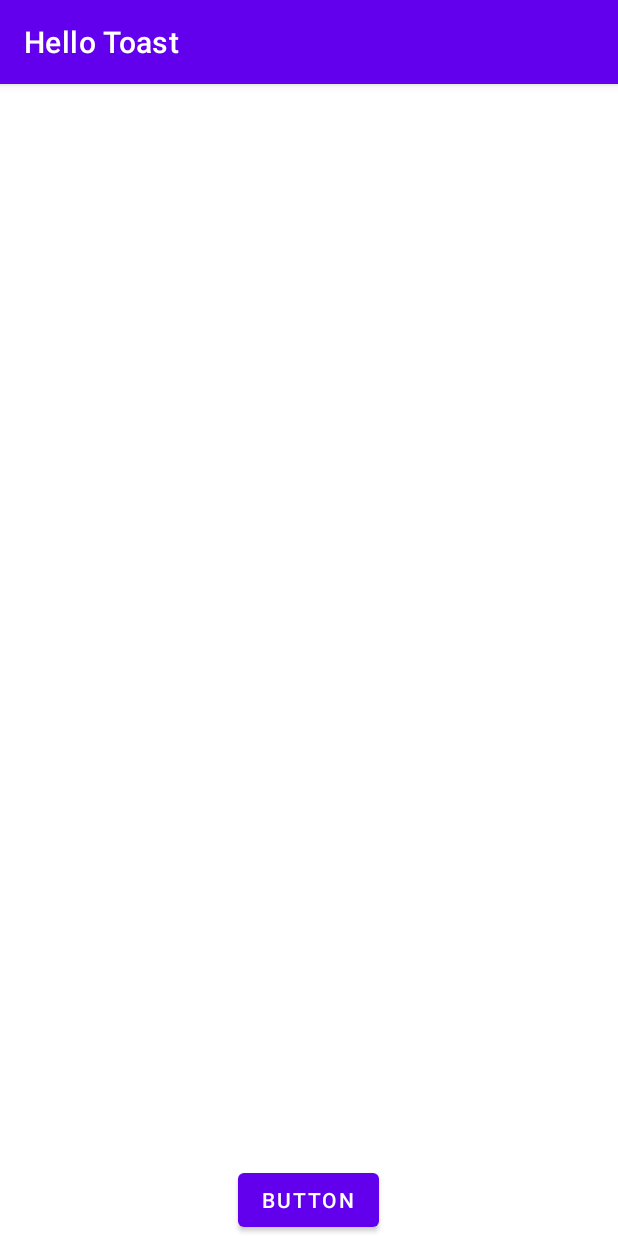
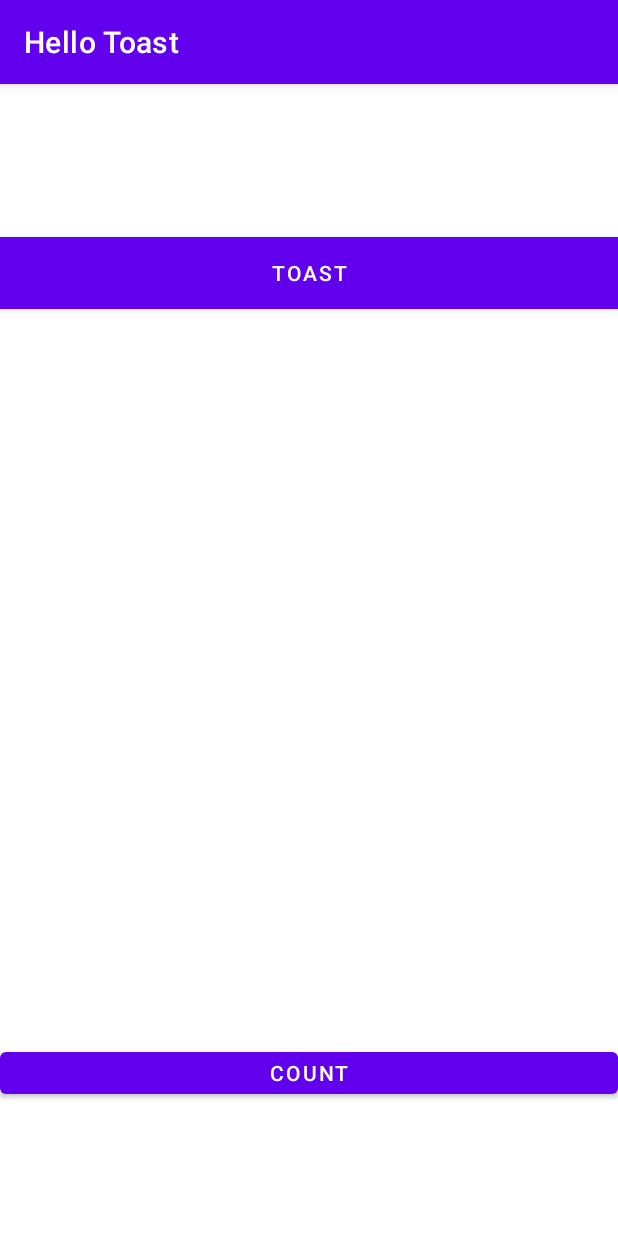
Before and after one commit to uniquemozilla22/Hello_toast_DMA, an Android app: the screen it shows after launch (MainActivity), on a phone screen of 412 x 824 dp. Run offline under Robolectric (Android 15) with nearby library versions, the phone set to English and light mode, and no system bars.

Commit message:
Task three Completed

```diff
--- a/app/src/main/res/layout/activity_main.xml
+++ b/app/src/main/res/layout/activity_main.xml
@@ -7,12 +7,31 @@
     tools:context=".MainActivity">
 
     <Button
-        android:id="@+id/button"
-        android:layout_width="wrap_content"
+        android:id="@+id/button_toast"
+        android:layout_width="0dp"
         android:layout_height="wrap_content"
-        android:text="Button"
+        android:background="@color/design_default_color_on_primary"
+        android:text="@string/toast_btn"
+        android:textColor="@android:color/white"
         app:layout_constraintBottom_toBottomOf="parent"
         app:layout_constraintEnd_toEndOf="parent"
-        app:layout_constraintHorizontal_bias="0.498"
-        app:layout_constraintStart_toStartOf="parent" />
+        app:layout_constraintHorizontal_bias="1.0"
+        app:layout_constraintStart_toStartOf="parent"
+        app:layout_constraintTop_toTopOf="parent"
+        app:layout_constraintVertical_bias="0.142" />
+
+
+    <Button
+        android:id="@+id/button_count"
+        android:layout_width="match_parent"
+        android:layout_height="40dp"
+        android:text="Count"
+        app:layout_constraintBottom_toBottomOf="parent"
+        app:layout_constraintEnd_toEndOf="parent"
+        app:layout_constraintHorizontal_bias="0.0"
+        app:layout_constraintStart_toStartOf="parent"
+        app:layout_constraintTop_toBottomOf="@+id/button_toast"
+        app:layout_constraintVertical_bias="0.847"
+        tools:ignore="MissingConstraints" />
+
 </androidx.constraintlayout.widget.ConstraintLayout>
--- a/app/src/main/res/values/strings.xml
+++ b/app/src/main/res/values/strings.xml
@@ -1,3 +1,4 @@
 <resources>
     <string name="app_name">Hello Toast</string>
+    <string name="toast_btn">Toast</string>
 </resources>
```
